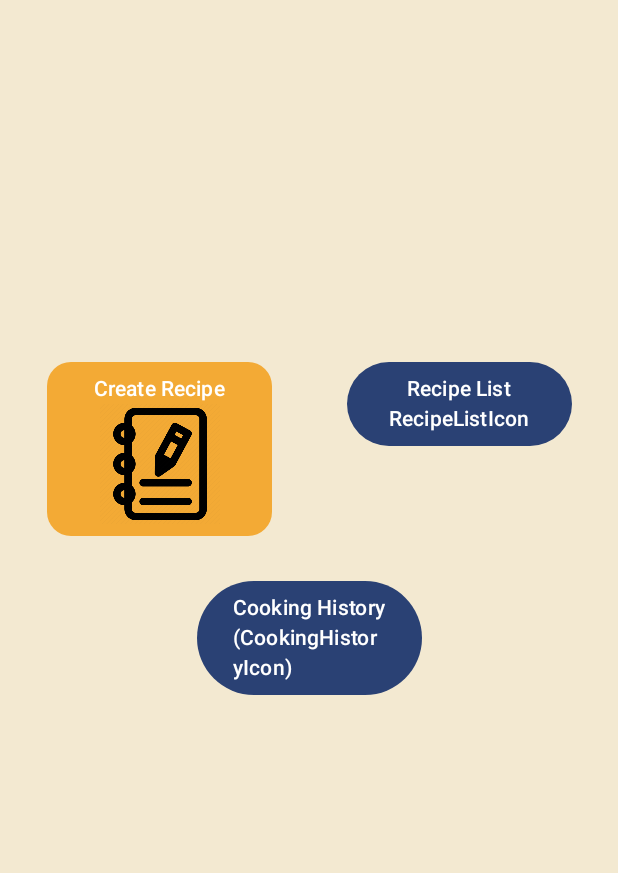
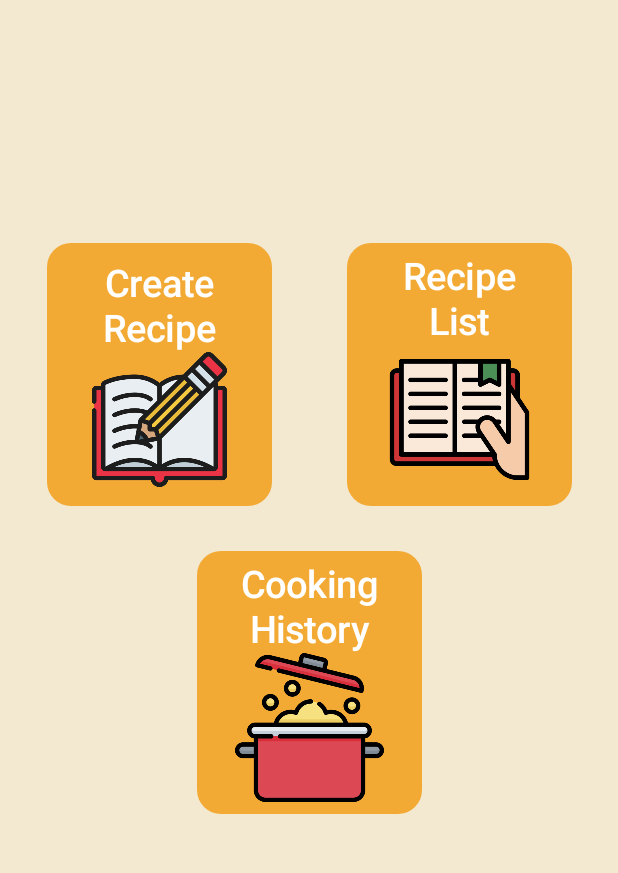
Before and after one commit to HTEThub/MyRecipeTracker, an Android app built with Jetpack Compose: the @Preview function RecipeMainLayoutPreview, on a phone screen of 412 x 824 dp, the part 90-963 px from its top. Run offline under Robolectric (Android 15) with nearby library versions, the phone set to English and light mode, and no system bars.

Commit message:
Added visuals for the 2 other buttons. Now all 3 buttons have visuals

```diff
--- a/app/src/main/java/com/htet08/htetrecipetracker/MainActivity.kt
+++ b/app/src/main/java/com/htet08/myrecipetracker/MainActivity.kt
@@ -1,4 +1,4 @@
-package com.htet08.htetrecipetracker
+package com.htet08.myrecipetracker
 
 //import androidx.compose.foundation.layout.ColumnScopeInstance.weight
 import android.os.Bundle
@@ -28,19 +28,24 @@ import androidx.compose.material3.Text
 import androidx.compose.runtime.Composable
 import androidx.compose.ui.Alignment
 import androidx.compose.ui.Modifier
+import androidx.compose.ui.draw.clip
 import androidx.compose.ui.graphics.Color
+import androidx.compose.ui.layout.ContentScale
 import androidx.compose.ui.res.painterResource
 import androidx.compose.ui.res.stringResource
+import androidx.compose.ui.text.style.TextAlign
 import androidx.compose.ui.tooling.preview.Preview
 import androidx.compose.ui.unit.dp
-import com.htet08.htetrecipetracker.ui.theme.HtetRecipeTrackerTheme
+import androidx.compose.ui.unit.sp
+import com.htet08.htetrecipetracker.R
+import com.htet08.myrecipetracker.ui.theme.MyRecipeTrackerTheme
 
 class MainActivity : ComponentActivity() {
     override fun onCreate(savedInstanceState: Bundle?) {
         super.onCreate(savedInstanceState)
         enableEdgeToEdge()
         setContent {
-            HtetRecipeTrackerTheme {
+            MyRecipeTrackerTheme {
                 Scaffold(modifier = Modifier.fillMaxSize()) { innerPadding ->
                     RecipeMainLayout(
 //                        name = "Android",
@@ -104,7 +109,8 @@ fun RecipeMainMenu(modifier: Modifier = Modifier) {
             ) {
                 Button(
                     onClick = { /* Button 1 action */ },
-                    modifier = Modifier.width(150.dp),
+                    modifier = Modifier.width(150.dp)
+                        .height(175.dp),
                     shape = RoundedCornerShape(16.dp),
                     colors = ButtonDefaults.buttonColors(
                         containerColor = Color(0xFFF3AA35), // Green background
@@ -112,21 +118,37 @@ fun RecipeMainMenu(modifier: Modifier = Modifier) {
                     )
                 ) {
                     Column (horizontalAlignment = Alignment.CenterHorizontally) {
-                        Text("Create Recipe")
+                        Text("Create Recipe",
+                            fontSize = 25.sp,
+                            textAlign = TextAlign.Center,
+                            lineHeight = 30.sp)
                         Image(
-                            painter = painterResource(id = R.drawable.createrecipeicon),
+                            painter = painterResource(id = R.drawable.create_recipe_icon),
                             contentDescription = "CreateRecipeIcon",
-                            modifier = Modifier.size(80.dp)
+                            modifier = Modifier.size(90.dp)
                         )
                     }
                 }
                 Button(
                     onClick = { /* Button 2 action */ },
                     modifier = Modifier.width(150.dp)
+                        .height(175.dp),
+                    shape = RoundedCornerShape(16.dp),
+                    colors = ButtonDefaults.buttonColors(
+                        containerColor = Color(0xFFF3AA35),
+                        contentColor = Color.White
+                    )
                 ) {
                     Column (horizontalAlignment = Alignment.CenterHorizontally) {
-                        Text("Recipe List")
-                        Text("RecipeListIcon")
+                        Text("Recipe List",
+                            fontSize = 25.sp,
+                            textAlign = TextAlign.Center,
+                            lineHeight = 30.sp)
+                        Image(
+                            painter = painterResource(id = R.drawable.recipe_book_icon),
+                            contentDescription = "RecipeBookIcon",
+//                            modifier = Modifier.size(100.dp)
+                        )
                     }
                 }
             }
@@ -135,12 +157,25 @@ fun RecipeMainMenu(modifier: Modifier = Modifier) {
 
 
             Button(
-                onClick = { /* Button 3 action */ },
+                onClick = { /* Button 2 action */ },
                 modifier = Modifier.width(150.dp)
+                    .height(175.dp),
+                shape = RoundedCornerShape(16.dp),
+                colors = ButtonDefaults.buttonColors(
+                    containerColor = Color(0xFFF3AA35),
+                    contentColor = Color.White
+                )
             ) {
                 Column (horizontalAlignment = Alignment.CenterHorizontally) {
-                    Text("Cooking History")
-                    Text("(CookingHistoryIcon)")
+                    Text("Cooking History",
+                        fontSize = 25.sp,
+                        textAlign = TextAlign.Center,
+                        lineHeight = 30.sp)
+                    Image(
+                        painter = painterResource(id = R.drawable.cooking_history_icon),
+                        contentDescription = "CookingHistoryIcon",
+//                            modifier = Modifier.size(100.dp)
+                    )
                 }
             }
         }
@@ -170,7 +205,7 @@ fun RecipeBottomAppBar(modifier: Modifier = Modifier) {
 @Preview(showBackground = true)
 @Composable
 fun RecipeMainLayoutPreview() {
-    HtetRecipeTrackerTheme {
+    MyRecipeTrackerTheme {
         RecipeMainLayout()
     }
 }
--- a/app/src/main/java/com/htet08/htetrecipetracker/ui/theme/Color.kt
+++ b/app/src/main/java/com/htet08/myrecipetracker/ui/theme/Color.kt
@@ -1,4 +1,4 @@
-package com.htet08.htetrecipetracker.ui.theme
+package com.htet08.myrecipetracker.ui.theme
 
 import androidx.compose.ui.graphics.Color
 
--- a/app/src/main/java/com/htet08/htetrecipetracker/ui/theme/Theme.kt
+++ b/app/src/main/java/com/htet08/myrecipetracker/ui/theme/Theme.kt
@@ -1,6 +1,5 @@
-package com.htet08.htetrecipetracker.ui.theme
+package com.htet08.myrecipetracker.ui.theme
 
-import android.app.Activity
 import android.os.Build
 import androidx.compose.foundation.isSystemInDarkTheme
 import androidx.compose.material3.MaterialTheme
@@ -34,7 +33,7 @@ private val LightColorScheme = lightColorScheme(
 )
 
 @Composable
-fun HtetRecipeTrackerTheme(
+fun MyRecipeTrackerTheme(
     darkTheme: Boolean = isSystemInDarkTheme(),
     // Dynamic color is available on Android 12+
     dynamicColor: Boolean = true,
--- a/app/src/main/java/com/htet08/htetrecipetracker/ui/theme/Type.kt
+++ b/app/src/main/java/com/htet08/myrecipetracker/ui/theme/Type.kt
@@ -1,4 +1,4 @@
-package com.htet08.htetrecipetracker.ui.theme
+package com.htet08.myrecipetracker.ui.theme
 
 import androidx.compose.material3.Typography
 import androidx.compose.ui.text.TextStyle
```
Also changed, not shown: app/src/main/res/drawable/cooking_history_icon.png (added), app/src/main/res/drawable/create_recipe_icon.png (added), app/src/main/res/drawable/createrecipeicon.webp (deleted), app/src/main/res/drawable/recipe_book_icon.png (added), 4 other files.
